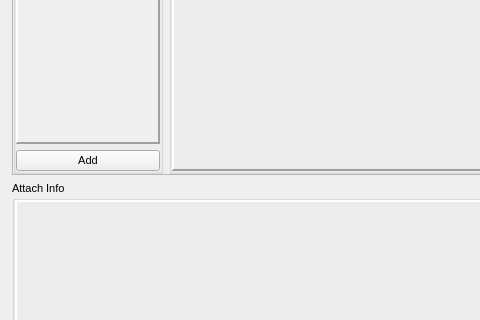
Above: ui/attach_log_window.ui from CheckListHW/OilCase.Terra before the change; both pictures show x 0 to 480 and y 377 to 697 of the 1027 by 814 pixel window. Below: the same form after it.
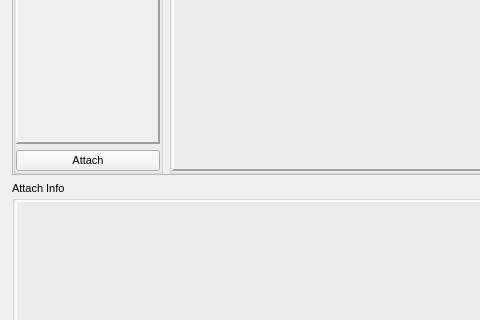
That is the form after the change.

```diff
--- a/ui/attach_log_window.ui
+++ b/ui/attach_log_window.ui
@@ -189,7 +189,7 @@
              <string notr="true"/>
             </property>
             <property name="text">
-             <string>Add</string>
+             <string>Attach</string>
             </property>
             <property name="autoDefault">
              <bool>false</bool>
```
Left out of the diff: 4 changed lines with no effect on the pictures.
